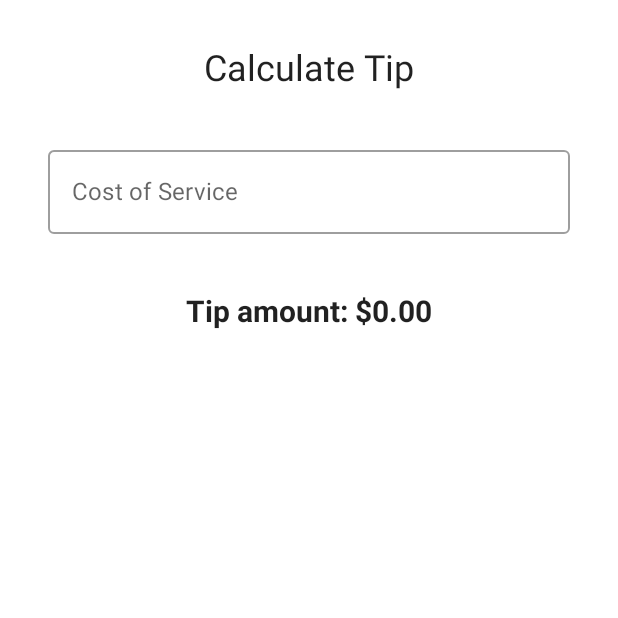
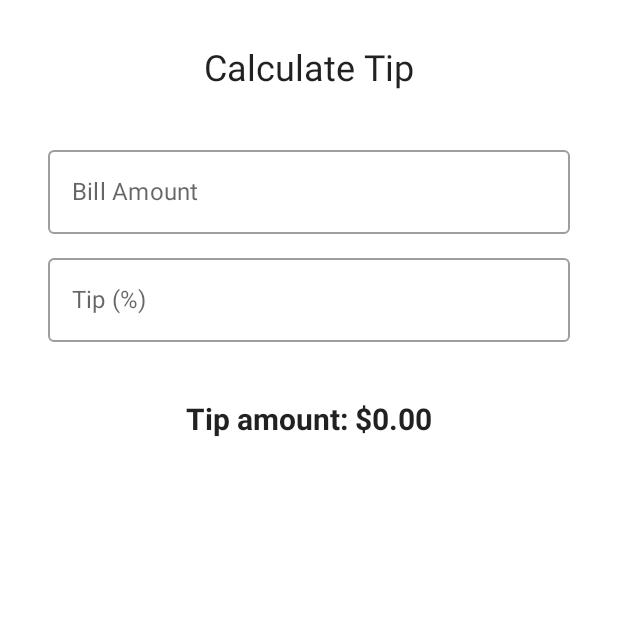
Before and after one commit to kuuga2000/APPPlayGround, an Android app built with Jetpack Compose: the screen it shows after launch (MainActivity), on a phone screen of 412 x 824 dp, the top half of it. Run offline under Robolectric (Android 15) with nearby library versions, the phone set to English and light mode, and no system bars.

Commit message:
KeyboardActions, Label

```diff
--- a/Compose-TipCalculator/app/src/main/java/com/kuuga/composetipcalculator/MainActivity.kt
+++ b/Compose-TipCalculator/app/src/main/java/com/kuuga/composetipcalculator/MainActivity.kt
@@ -3,17 +3,17 @@ package com.kuuga.composetipcalculator
 import android.os.Bundle
 import androidx.activity.ComponentActivity
 import androidx.activity.compose.setContent
+import androidx.annotation.StringRes
 import androidx.compose.foundation.layout.*
 import androidx.compose.foundation.text.KeyboardOptions
 import androidx.compose.material.*
 import androidx.compose.runtime.*
 import androidx.compose.ui.Alignment
 import androidx.compose.ui.Modifier
-import androidx.compose.ui.draw.alpha
 import androidx.compose.ui.res.stringResource
 import androidx.compose.ui.text.font.FontWeight
+import androidx.compose.ui.text.input.ImeAction
 import androidx.compose.ui.text.input.KeyboardType
-import androidx.compose.ui.tooling.preview.Preview
 import androidx.compose.ui.unit.dp
 import androidx.compose.ui.unit.sp
 import com.kuuga.composetipcalculator.ui.theme.ComposeTipCalculatorTheme
@@ -39,8 +39,10 @@ class MainActivity : ComponentActivity() {
 @Composable
 fun TipTimeScreen() {
     var amountInput by remember { mutableStateOf("") }
+    var tipInput by remember { mutableStateOf("") }
+    val tipPercent = tipInput.toDoubleOrNull() ?: 0.0
     val amount = amountInput.toDoubleOrNull() ?: 0.0
-    val tip = calCulateTip(amount)
+    val tip = calCulateTip(amount, tipPercent)
 
     Column(
         modifier = Modifier.padding(32.dp),
@@ -53,8 +55,22 @@ fun TipTimeScreen() {
         )
         Spacer(Modifier.height(16.dp))
         EditNumberField(
-            amountInput,
+            keyboardOptions = KeyboardOptions.Default.copy(
+                keyboardType = KeyboardType.Number,
+                imeAction = ImeAction.Next
+            ),
+            label = R.string.bill_amount,
+            value = amountInput,
             onValueChange = { amountInput = it }
+        )
+        EditNumberField(
+            label = R.string.how_was_the_service,
+            value = tipInput,
+            keyboardOptions = KeyboardOptions.Default.copy(
+                keyboardType = KeyboardType.Number,
+                imeAction = ImeAction.Done
+            ),
+            onValueChange = { tipInput = it }
         )
         Spacer(Modifier.height(24.dp))
         Text(
@@ -68,16 +84,18 @@ fun TipTimeScreen() {
 
 @Composable
 fun EditNumberField(
+    @StringRes label: Int,
+    keyboardOptions: KeyboardOptions,
     value: String,
     onValueChange: (String) -> Unit
 ) {
     OutlinedTextField(
         value = value,
         onValueChange = onValueChange,
-        label = { Text(stringResource(R.string.cost_of_service)) },
+        label = { Text(stringResource(label)) },
         modifier = Modifier.fillMaxWidth(),
         singleLine = true,
-        keyboardOptions = KeyboardOptions(keyboardType = KeyboardType.Number)
+        keyboardOptions = keyboardOptions
     )
 }
 
--- a/Compose-TipCalculator/app/src/main/res/values/strings.xml
+++ b/Compose-TipCalculator/app/src/main/res/values/strings.xml
@@ -1,6 +1,8 @@
 <resources>
     <string name="app_name">Tip Time</string>
     <string name="calculate_tip">Calculate Tip</string>
-    <string name="cost_of_service">Cost of Service</string>
+    <string name="bill_amount">Bill Amount</string>
+    <string name="how_was_the_service">Tip (%)</string>
+    <string name="round_up_tip">Round up tip?</string>
     <string name="tip_amount">Tip amount: %s</string>
 </resources>
```
